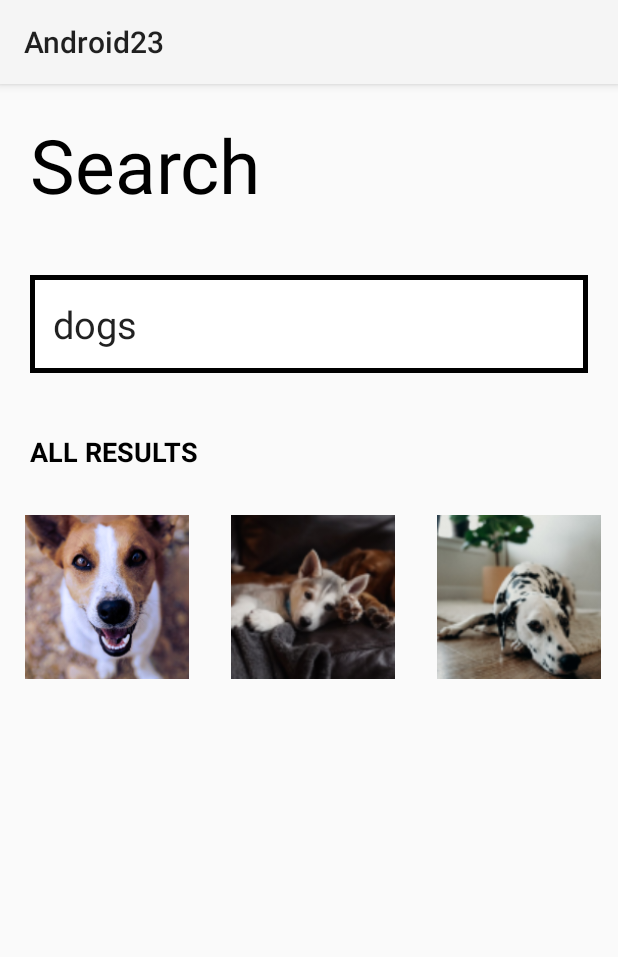
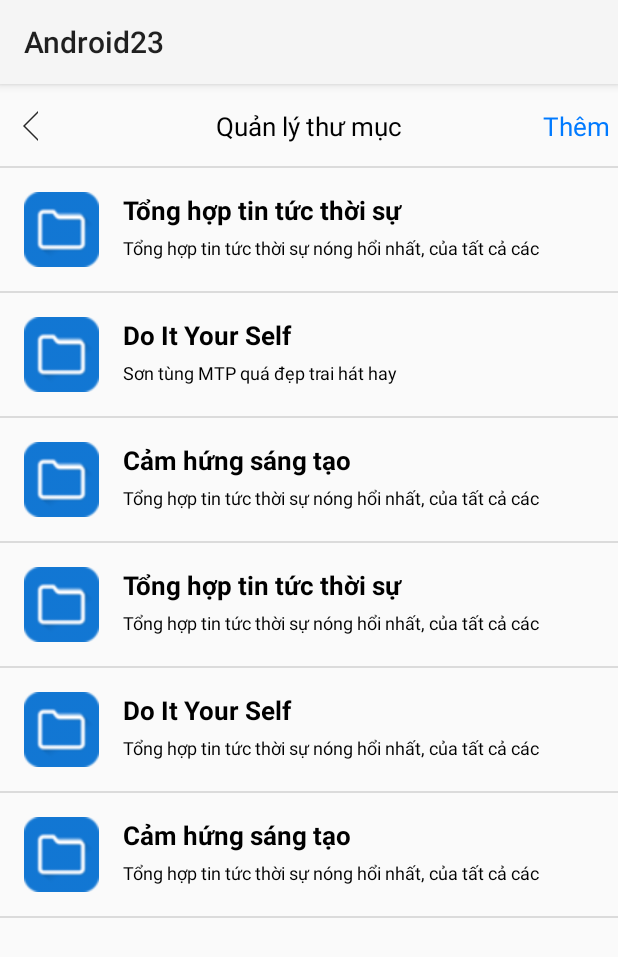
Before and after one commit to nguyenducdung/Android23, an Android app: the screen it shows after launch (DogActivity before the commit, Activitybuoi7 after it), after a tap on "CLICK", on a phone screen of 412 x 824 dp. Shown: the top 957 px of the screen. Run offline under Robolectric (Android 15) with nearby library versions, the phone set to English and light mode, and no system bars.

Commit message:
btvn buoi 7

```diff
--- a/app/build.gradle
+++ b/app/build.gradle
@@ -37,6 +37,8 @@ dependencies {
     implementation 'androidx.appcompat:appcompat:1.4.2'
     implementation 'com.google.android.material:material:1.6.1'
     implementation 'androidx.constraintlayout:constraintlayout:2.1.4'
+    implementation 'com.google.firebase:firebase-firestore-ktx:23.0.2'
+    implementation 'com.google.android.gms:play-services-tasks:17.2.1'
     testImplementation 'junit:junit:4.13.2'
     androidTestImplementation 'androidx.test.ext:junit:1.1.3'
     androidTestImplementation 'androidx.test.espresso:espresso-core:3.4.0'
--- /dev/null
+++ b/app/src/main/java/buoi7/Activitybuoi7.kt
@@ -0,0 +1,95 @@
+package buoi7
+
+import android.content.Intent
+import androidx.appcompat.app.AppCompatActivity
+import android.os.Bundle
+import android.view.LayoutInflater
+import android.view.View
+import android.widget.Button
+import android.widget.TextView
+import android.widget.Toast
+import androidx.appcompat.app.AlertDialog
+import androidx.recyclerview.widget.RecyclerView
+import com.dungnd.android23.R
+
+class Activitybuoi7 : AppCompatActivity() {
+    lateinit var rcvData: RecyclerView
+
+    companion object {
+        val buoi7List: MutableList<Buoi7> = ArrayList()
+    }
+
+
+    lateinit var tvAdd: TextView
+    override fun onCreate(savedInstanceState: Bundle?) {
+        super.onCreate(savedInstanceState)
+        setContentView(R.layout.activity_recycle_view)
+        rcvData = findViewById(R.id.rcvData)
+        tvAdd = findViewById(R.id.tvAdd)
+        addData()
+        initRecyclerView()
+        setOnClickAdd()
+    }
+
+
+    fun addData() {
+        val buoi7item1 = Buoi7().apply {
+            this.tvName = "Tổng hợp tin tức thời sự"
+            this.tvCmt = "Tổng hợp tin tức thời sự nóng hổi nhất, của tất cả các"
+        }
+        val buoi7item2 = Buoi7().apply {
+            this.tvName = "Do It Your Self"
+            this.tvCmt = "Sơn tùng MTP quá đẹp trai hát hay"
+        }
+        val buoi7item3 = Buoi7().apply {
+            this.tvName = "Cảm hứng sáng tạo"
+            this.tvCmt = "Tổng hợp tin tức thời sự nóng hổi nhất, của tất cả các"
+        }
+        val buoi7item4 = Buoi7().apply {
+            this.tvName = "Tổng hợp tin tức thời sự"
+            this.tvCmt = "Tổng hợp tin tức thời sự nóng hổi nhất, của tất cả các"
+        }
+        val buoi7item5 = Buoi7().apply {
+            this.tvName = "Do It Your Self"
+            this.tvCmt = "Tổng hợp tin tức thời sự nóng hổi nhất, của tất cả các"
+        }
+        val buoi7item6 = Buoi7().apply {
+            this.tvName = "Cảm hứng sáng tạo"
+            this.tvCmt = "Tổng hợp tin tức thời sự nóng hổi nhất, của tất cả các"
+        }
+        buoi7List.add(buoi7item1)
+        buoi7List.add(buoi7item2)
+        buoi7List.add(buoi7item3)
+        buoi7List.add(buoi7item4)
+        buoi7List.add(buoi7item5)
+        buoi7List.add(buoi7item6)
+
+    }
+
+
+    fun initRecyclerView() {
+        val adapter = Buoi7Adapter(buoi7List)
+        rcvData.adapter = adapter
+        adapter.onClickitem = { Buoi7 ->
+            Toast.makeText(this, "${Buoi7.tvName}", Toast.LENGTH_SHORT).show();
+        }
+    }
+
+    fun setOnclickEdit() {
+        val intent: Intent = Intent(this@Activitybuoi7, Buoi7Activity_Edit::class.java)
+        startActivity(intent)
+    }
+
+
+    fun setOnClickAdd() {
+        tvAdd.setOnClickListener {
+            val intent: Intent = Intent(this@Activitybuoi7, Buoi7Activity_Add::class.java)
+            startActivity(intent)
+        }
+    }
+
+    override fun onResume() {
+        super.onResume()
+        rcvData.adapter?.notifyDataSetChanged()
+    }
+}
--- /dev/null
+++ b/app/src/main/java/buoi7/Buoi7.kt
@@ -0,0 +1,6 @@
+package buoi7
+
+class Buoi7 {
+    var tvName: String? = null
+    var tvCmt: String? = null
+}
--- /dev/null
+++ b/app/src/main/java/buoi7/Buoi7Adapter.kt
@@ -0,0 +1,38 @@
+package buoi7
+
+import BTVN_buoi6_bai1.Chat
+import android.view.LayoutInflater
+import android.view.View
+import android.view.ViewGroup
+import android.widget.TextView
+import androidx.recyclerview.widget.RecyclerView
+import com.dungnd.android23.R
+
+class Buoi7Adapter(val buoi7List: List<Buoi7>) : RecyclerView.Adapter<Buoi7Adapter.Buoi7VH>() {
+    class Buoi7VH(view: View) : RecyclerView.ViewHolder(view) {
+        val tvName: TextView = view.findViewById(R.id.tvName)
+        val tvCmt: TextView = view.findViewById(R.id.tvCmt)
+
+        fun setData(buoi7: Buoi7) {
+            tvName.text = buoi7.tvName
+            tvCmt.text = buoi7.tvCmt
+        }
+
+    }
+
+    var onClickitem: ((Buoi7) -> Unit)? = null
+
+    override fun onCreateViewHolder(parent: ViewGroup, viewType: Int): Buoi7VH {
+        val view = LayoutInflater.from(parent.context).inflate(R.layout.item_buoi7, parent, false)
+        return Buoi7VH(view)
+    }
+
+    override fun onBindViewHolder(holder: Buoi7VH, position: Int) {
+        holder.setData(buoi7List[position])
+        holder.itemView.setOnClickListener() {
+            onClickitem?.invoke(buoi7List[position])
+        }
+    }
+
+    override fun getItemCount(): Int = if (buoi7List.isNotEmpty()) buoi7List.size else 0
+}
--- a/app/src/main/java/com/dungnd/android23/MainActivity.java
+++ b/app/src/main/java/com/dungnd/android23/MainActivity.java
@@ -18,6 +18,7 @@ import com.dungnd.android23.recycleview.RecycleViewActivity;
 import BTVN_buoi5.KotlinActivity;
 import BTVN_buoi6_bai1.ChatActivity;
 import BTVN_buoi6_bai2.DogActivity;
+import buoi7.Activitybuoi7;
 
 public class MainActivity extends AppCompatActivity {
     //Khi tạo biến trong activity thì chúng ta nên để private
@@ -70,7 +71,7 @@ public class MainActivity extends AppCompatActivity {
             //Khi bấm button, thì mở ra màn hình số 2
             // để mở ra màn hình mới thì chúng ta intent
 //            Log.d("hihi", "hihi");
-            Intent intent = new Intent(this, DogActivity.class);
+            Intent intent = new Intent(this, Activitybuoi7.class);
             startActivity(intent);
             debug();
         });
--- /dev/null
+++ b/app/src/main/res/drawable/ic_vector.xml
@@ -0,0 +1,8 @@
+<vector android:alpha="0.9" android:height="20dp"
+    android:viewportHeight="20" android:viewportWidth="10"
+    android:width="10dp" xmlns:android="http://schemas.android.com/apk/res/android">
+    <group>
+        <clip-path android:pathData="M10,20L0,10L10,0"/>
+        <path android:fillColor="#111111" android:pathData="M0,10L-0.707,9.293C-1.098,9.683 -1.098,10.317 -0.707,10.707L0,10ZM10.707,19.293L0.707,9.293L-0.707,10.707L9.293,20.707L10.707,19.293ZM0.707,10.707L10.707,0.707L9.293,-0.707L-0.707,9.293L0.707,10.707Z"/>
+    </group>
+</vector>
--- a/app/src/main/res/layout/activity_main.xml
+++ b/app/src/main/res/layout/activity_main.xml
@@ -11,8 +11,9 @@
         android:id="@+id/TVname"
         android:layout_width="wrap_content"
         android:layout_height="wrap_content"
-        android:text="Bài tập về nhà buổi 4"
+        android:text="Bài tập về nhà"
         android:textColor="@color/black"
+        android:layout_gravity="center"
         android:textSize="50sp"
         app:layout_constraintBottom_toBottomOf="parent"
         app:layout_constraintEnd_toEndOf="parent"
--- /dev/null
+++ b/app/src/main/res/layout/item_buoi7.xml
@@ -0,0 +1,57 @@
+<?xml version="1.0" encoding="utf-8"?>
+<androidx.constraintlayout.widget.ConstraintLayout xmlns:android="http://schemas.android.com/apk/res/android"
+    xmlns:app="http://schemas.android.com/apk/res-auto"
+    xmlns:tools="http://schemas.android.com/tools"
+    android:layout_width="match_parent"
+    android:layout_height="wrap_content"
+    tools:context=".ConstrainLayoutActivity">
+
+    <ImageView
+        android:id="@+id/vImage"
+        android:src="@drawable/file"
+        android:layout_marginTop="16dp"
+        android:layout_marginStart="16dp"
+        app:layout_constraintStart_toStartOf="parent"
+        app:layout_constraintTop_toTopOf="parent"
+        android:layout_width="50dp"
+        android:layout_height="50dp"/>
+
+    <TextView
+        android:id="@+id/tvName"
+        android:layout_width="0dp"
+        android:layout_height="wrap_content"
+        android:text="Tổng hợp tin tức thời sự"
+        android:layout_marginTop="16dp"
+        android:layout_marginStart="16dp"
+        android:textColor="@color/black"
+        android:textSize="17sp"
+        android:textStyle="bold"
+        app:layout_constraintEnd_toEndOf="parent"
+        app:layout_constraintStart_toEndOf="@+id/vImage"
+        app:layout_constraintTop_toTopOf="parent"
+        />
+    <TextView
+        android:id="@+id/tvCmt"
+        android:layout_width="0dp"
+        android:layout_height="wrap_content"
+        android:ellipsize="end"
+        android:maxLines="1"
+        android:textSize="12sp"
+        app:layout_constraintBottom_toBottomOf="@+id/vImage"
+        android:text="Tổng hợp tin tức thời sự nóng hổi nhất, của tất cả các"
+        app:layout_constraintTop_toBottomOf="@+id/tvName"
+        app:layout_constraintStart_toStartOf="@id/tvName"
+        app:layout_constraintEnd_toEndOf="@id/tvName"
+        android:textColor="@color/black"/>
+
+    <TextView
+        android:layout_marginTop="16dp"
+        android:layout_width="match_parent"
+        android:layout_height="1dp"
+        android:background="#DBDBDB"
+        app:layout_constraintStart_toEndOf="@+id/vImage"
+        app:layout_constraintTop_toBottomOf="@id/vImage"/>
+
+
+
+</androidx.constraintlayout.widget.ConstraintLayout>
--- /dev/null
+++ b/app/src/main/res/layout/layouttoolbar.xml
@@ -0,0 +1,57 @@
+<?xml version="1.0" encoding="utf-8"?>
+<androidx.constraintlayout.widget.ConstraintLayout xmlns:android="http://schemas.android.com/apk/res/android"
+    xmlns:app="http://schemas.android.com/apk/res-auto"
+    xmlns:tools="http://schemas.android.com/tools"
+    android:layout_width="match_parent"
+    android:orientation="horizontal"
+    android:layout_height="?actionBarSize">
+
+
+    <ImageView
+        android:id="@+id/vector"
+        android:layout_width="wrap_content"
+        android:layout_height="wrap_content"
+        android:src="@drawable/ic_vector"
+        android:layout_marginStart="15dp"
+        app:layout_constraintStart_toStartOf="parent"
+        app:layout_constraintTop_toTopOf="parent"
+        app:layout_constraintBottom_toBottomOf="parent"
+         />
+
+    <TextView
+        android:id="@+id/title"
+        android:layout_width="wrap_content"
+        android:layout_height="wrap_content"
+        android:text="Quản lý thư mục"
+        android:textColor="@color/black"
+        android:textSize="17sp"
+        app:layout_constraintStart_toStartOf="parent"
+        app:layout_constraintEnd_toEndOf="parent"
+        app:layout_constraintStart_toEndOf="@id/vector"
+        app:layout_constraintTop_toTopOf="parent"
+        app:layout_constraintBottom_toBottomOf="parent" />
+
+
+    <TextView
+        android:id="@+id/tvAdd"
+        android:layout_width="wrap_content"
+        android:layout_height="wrap_content"
+        android:text="Thêm"
+        android:textSize="17sp"
+        android:layout_marginEnd="5dp"
+        app:layout_constraintTop_toTopOf="parent"
+        app:layout_constraintBottom_toBottomOf="parent"
+        app:layout_constraintEnd_toEndOf="parent"
+        android:textColor="#007AFF" />
+
+    <View
+        android:id="@+id/vDivider"
+        android:layout_width="match_parent"
+        android:layout_height="1dp"
+        android:background="#DBDBDB"
+        app:layout_constraintBottom_toBottomOf="parent"
+        />
+
+
+
+</androidx.constraintlayout.widget.ConstraintLayout>
```
Also changed, not shown: app/src/main/AndroidManifest.xml (+9 -0 lines), app/src/main/java/buoi7/Buoi7Activity_Add.kt (added, +47 -0 lines), app/src/main/java/buoi7/Buoi7Activity_Edit.kt (added, +12 -0 lines), app/src/main/res/drawable/shape_edit_buoi7.xml (added, +8 -0 lines), app/src/main/res/layout/activity_buoi7_add.xml (added, +32 -0 lines), app/src/main/res/layout/activity_buoi7_edit.xml (added, +55 -0 lines), app/src/main/res/layout/activity_recycle_view.xml (+2 -18 lines), app/src/main/res/layout/item_student.xml (+5 -5 lines), app/src/main/res/layout/layouttoolbar_add.xml (added, +56 -0 lines), app/src/main/res/drawable/file.png (added).
